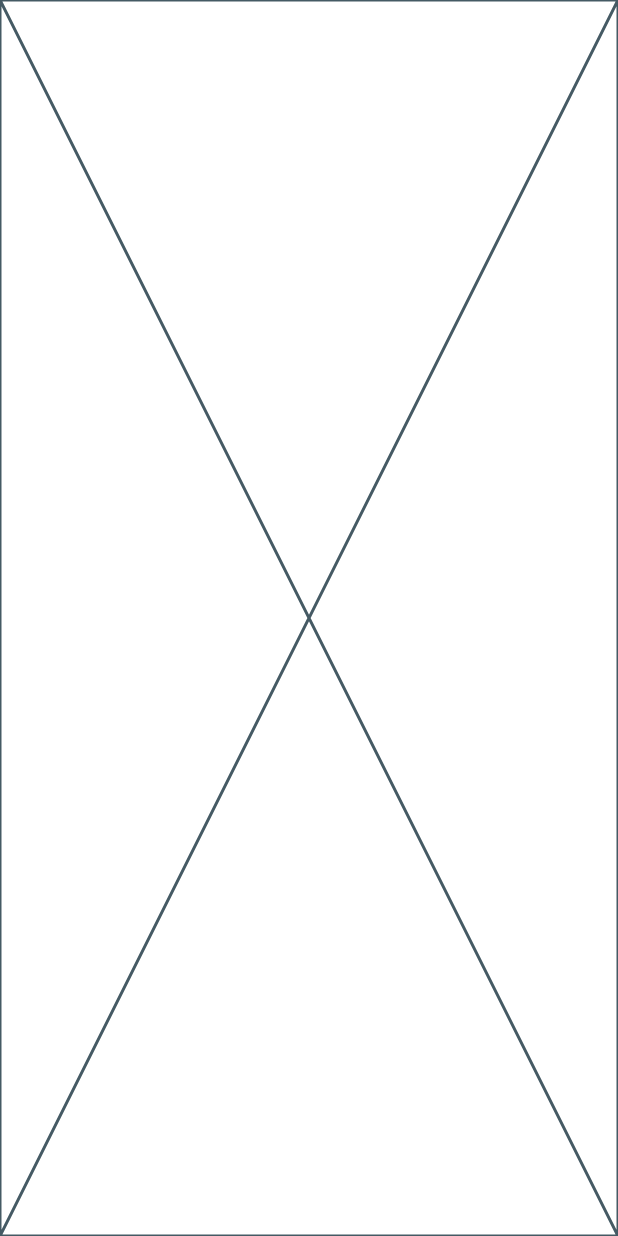
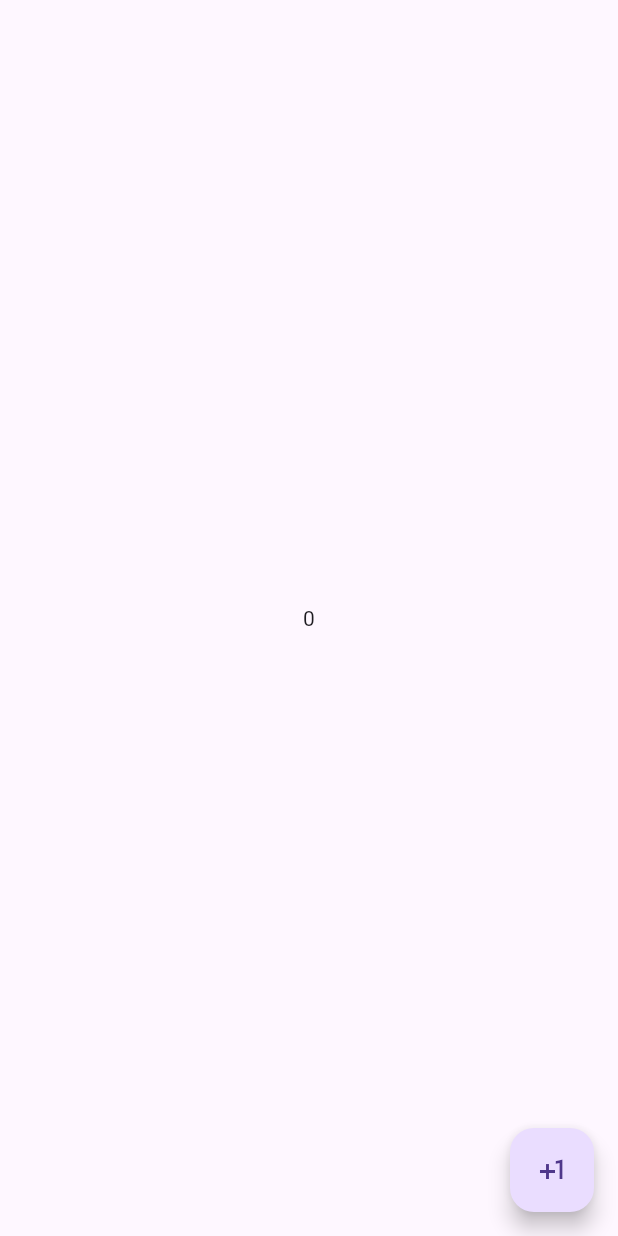
Before and after one commit to Smohana-Priya/provider_counter_app, a Flutter app: the screen it shows after launch, on a phone screen of 412 x 824 dp. Run offline on Flutter 3.47's test engine with Material 3 defaults, Android fonts, the phone set to English and light mode, and no system bars.

Commit message:
implemented provider concept

```diff
--- /dev/null
+++ b/lib/counter_page.dart
@@ -0,0 +1,26 @@
+import 'package:flutter/material.dart';
+import 'package:provider/provider.dart';
+import 'package:provider_and_http/counter_provider.dart';
+
+class CounterPage extends StatelessWidget {
+  const CounterPage({super.key});
+
+  @override
+  Widget build(BuildContext context) {
+    final counter = Provider.of<CounterProvider>(context, listen: false);
+
+    ///its doesnot rebuilds every time because listen is false and i used consumer
+    return Scaffold(
+        body: Center(
+          child: Consumer<CounterProvider>(builder: (context, data, child) {
+            return Text(
+              '${data.count}',
+            );
+          }),
+        ),
+        floatingActionButton: FloatingActionButton(
+          onPressed: counter.increment,
+          child: const Icon(Icons.plus_one),
+        ));
+  }
+}
--- /dev/null
+++ b/lib/counter_provider.dart
@@ -0,0 +1,10 @@
+import 'package:flutter/material.dart';
+
+class CounterProvider extends ChangeNotifier {
+  int _count = 0;
+  int get count => _count;
+  void increment() {
+    _count = _count + 1;
+    notifyListeners();
+  }
+}
--- a/lib/main.dart
+++ b/lib/main.dart
@@ -1,4 +1,8 @@
 import 'package:flutter/material.dart';
+import 'package:provider/provider.dart';
+import 'package:provider_and_http/counter_provider.dart';
+
+import 'counter_page.dart';
 
 void main() {
   runApp(const MyApp());
@@ -9,13 +13,12 @@ class MyApp extends StatelessWidget {
 
   @override
   Widget build(BuildContext context) {
-    return MaterialApp(
-      title: 'Flutter Demo',
-      theme: ThemeData(
-        colorScheme: ColorScheme.fromSeed(seedColor: Colors.deepPurple),
-        useMaterial3: true,
+    return ChangeNotifierProvider(
+      create: (BuildContext context) => CounterProvider(),
+      child: const MaterialApp(
+        title: 'Flutter Demo',
+        home: CounterPage(),
       ),
-      home: const Placeholder(),
     );
   }
 }
```
Also changed, not shown: 1 other file.
